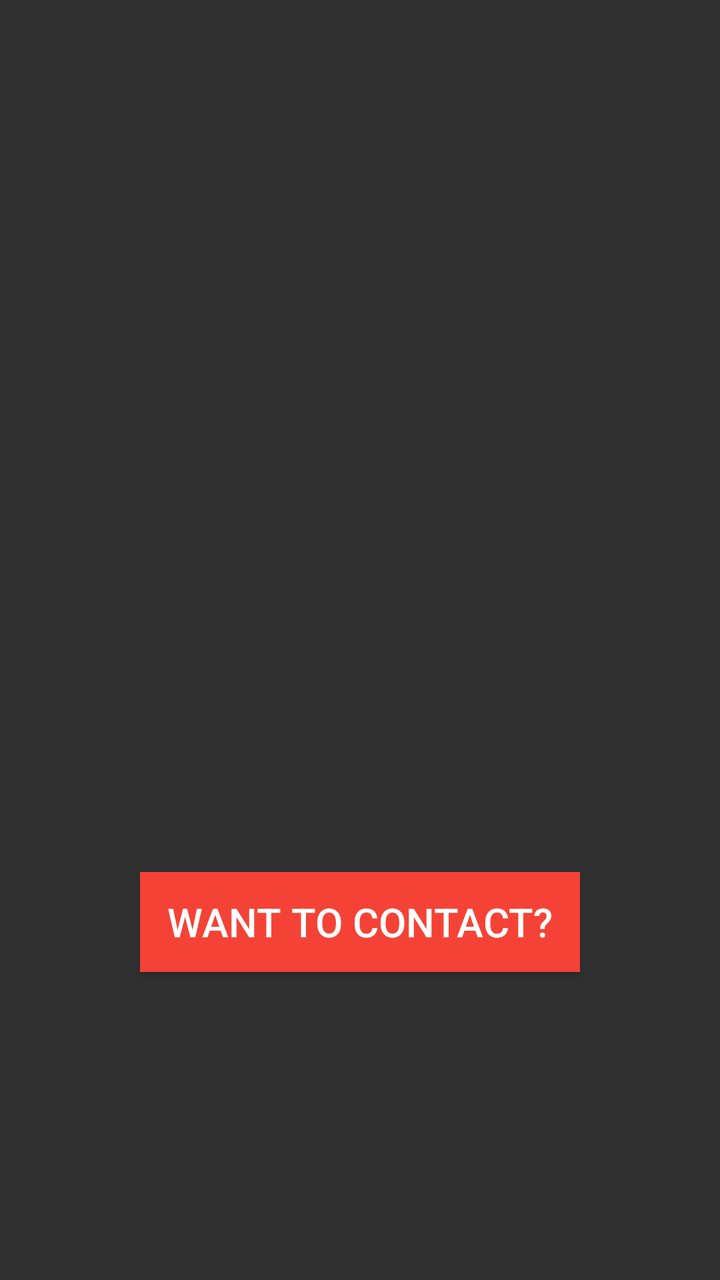
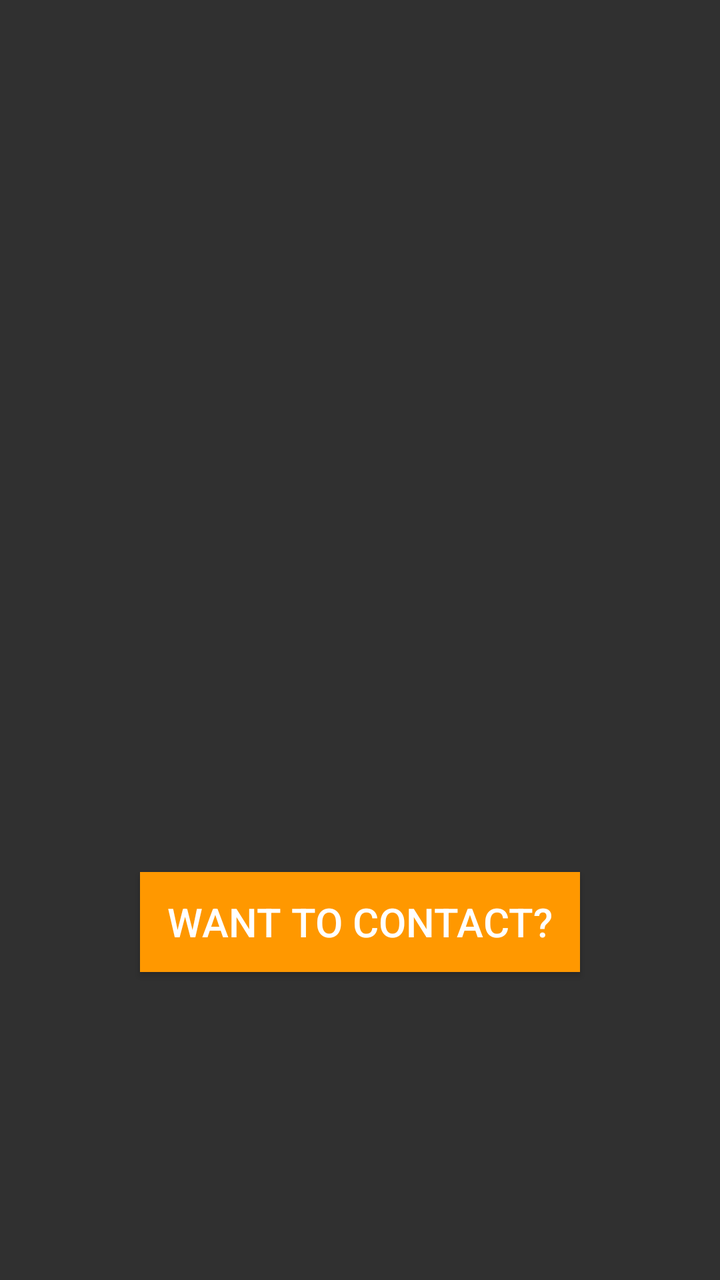

Before-and-after screenshots of an Android layout around one commit, followed by the original layout XML and the change that was made.
<!-- AndroidManifest.xml: application theme Theme.AppCompat.NoActionBar -->
<!-- res/layout/fragment_image_display.xml -->
<androidx.core.widget.NestedScrollView
    android:layout_width="match_parent"
    android:layout_height="match_parent"
    xmlns:app="http://schemas.android.com/apk/res-auto"
    app:layout_behavior="@string/appbar_scrolling_view_behavior"
    xmlns:android="http://schemas.android.com/apk/res/android">
    <RelativeLayout xmlns:android="http://schemas.android.com/apk/res/android"
        xmlns:tools="http://schemas.android.com/tools"
        android:layout_width="match_parent"
        android:layout_height="580dp"
        android:id="@+id/frag_image_display"
        tools:context="com.SyracuseUniversity.jashwanthreddy.happynest.ImageDisplayFragment">

        

        <androidx.viewpager.widget.ViewPager
            android:id="@+id/propertydetail_image_view_pager"
            android:layout_width="357dp"
            android:layout_height="378dp"
            android:layout_alignParentTop="true"
            android:layout_marginTop="48dp">

        </androidx.viewpager.widget.ViewPager>

        <Button
            android:layout_width="220dp"
            android:layout_height="50dp"
            android:text="Want to contact?"
            android:textColor="@android:color/white"
            android:id="@+id/wanttocontactbutton"
            android:textSize="20dp"
            android:background="@color/colorPrimary"
            android:layout_below="@+id/propertydetail_image_view_pager"
            android:layout_centerHorizontal="true"
            android:layout_marginTop="10dp" />


    </RelativeLayout>
</androidx.core.widget.NestedScrollView>
<!-- resources referenced by this layout -->
<resources>
  <color name="colorPrimary">#F44336</color>
</resources>

<!-- the commit's change to res/layout/fragment_image_display.xml (unified diff, before → after) -->
@@ -1,11 +1,10 @@
-<androidx.core.widget.NestedScrollView
+<androidx.core.widget.NestedScrollView xmlns:tools="http://schemas.android.com/tools"
     android:layout_width="match_parent"
     android:layout_height="match_parent"
     xmlns:app="http://schemas.android.com/apk/res-auto"
     app:layout_behavior="@string/appbar_scrolling_view_behavior"
     xmlns:android="http://schemas.android.com/apk/res/android">
-    <RelativeLayout xmlns:android="http://schemas.android.com/apk/res/android"
-        xmlns:tools="http://schemas.android.com/tools"
+    <RelativeLayout
         android:layout_width="match_parent"
         android:layout_height="580dp"
         android:id="@+id/frag_image_display"
@@ -23,16 +22,16 @@
         </androidx.viewpager.widget.ViewPager>
 
         <Button
+            android:id="@+id/wanttocontactbutton"
             android:layout_width="220dp"
             android:layout_height="50dp"
+            android:layout_below="@+id/propertydetail_image_view_pager"
+            android:layout_centerHorizontal="true"
+            android:layout_marginTop="10dp"
+            android:background="#FF9800"
             android:text="Want to contact?"
             android:textColor="@android:color/white"
-            android:id="@+id/wanttocontactbutton"
-            android:textSize="20dp"
-            android:background="@color/colorPrimary"
-            android:layout_below="@+id/propertydetail_image_view_pager"
-            android:layout_centerHorizontal="true"
-            android:layout_marginTop="10dp" />
+            android:textSize="20dp" />
 
 
     </RelativeLayout>
<!-- resource entries referenced after the edit -->
@@ -1,5 +1,5 @@
 <!-- resources referenced by this layout -->
 <resources>
-  <color name="colorPrimary">#F44336</color>
+
 </resources>
 
